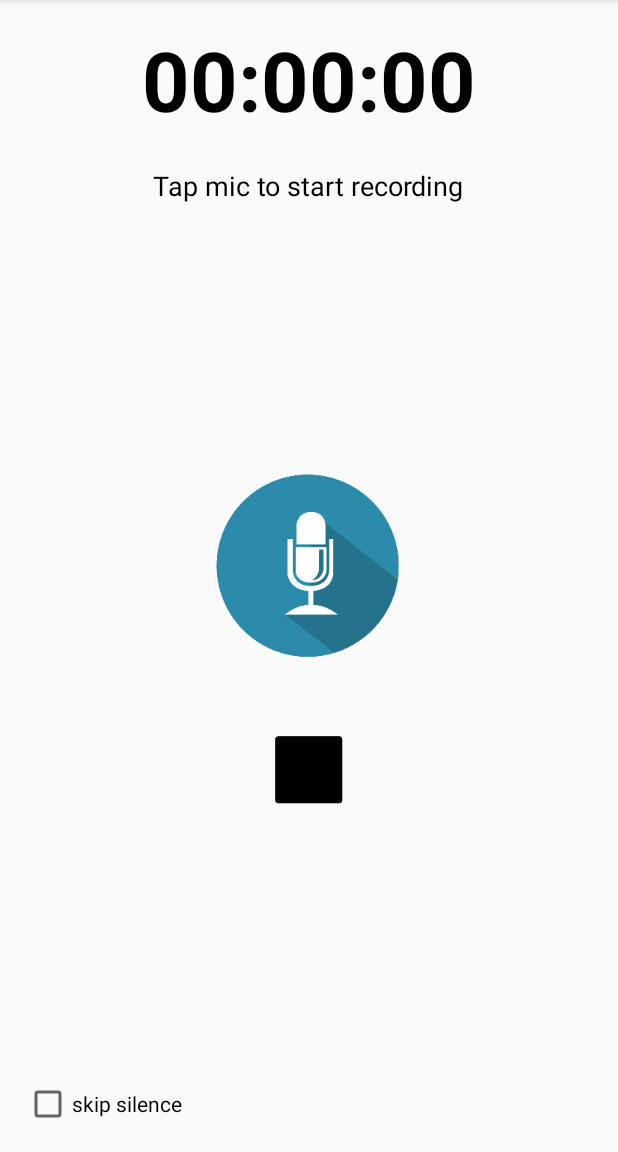
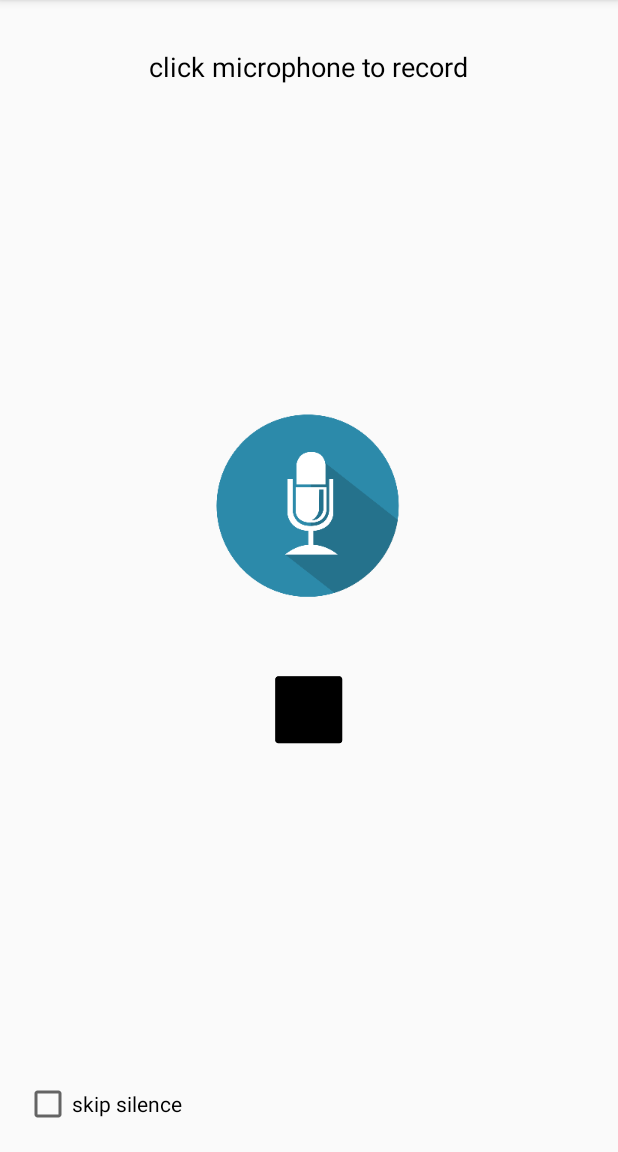
Before and after one commit to kailash09dabhi/OmRecorder, an Android app: the PcmRecorderActivity screen opened directly, with no data from a screen before it, on a phone screen of 412 x 824 dp, the part 84-1236 px from its top. Run offline under Robolectric (Android 15) with nearby library versions, the phone set to English and light mode, and no system bars; 1 statement that could not run was skipped.

Commit message:
Update recorder xml

```diff
--- a/app/src/main/res/layout/activity_recorder.xml
+++ b/app/src/main/res/layout/activity_recorder.xml
@@ -13,16 +13,16 @@
       android:clickable="false"
       android:orientation="vertical"
       android:padding="16dp">
-    <TextView
-        android:id="@+id/timerView"
-        android:layout_width="match_parent"
-        android:layout_height="wrap_content"
-        android:gravity="center"
-        android:paddingBottom="5dp"
-        android:text="00:00:00"
-        android:textColor="@android:color/black"
-        android:textSize="55sp"
-        android:textStyle="bold"/>
+    <!--<TextView-->
+    <!--android:id="@+id/timerView"-->
+    <!--android:layout_width="match_parent"-->
+    <!--android:layout_height="wrap_content"-->
+    <!--android:gravity="center"-->
+    <!--android:paddingBottom="5dp"-->
+    <!--android:text="00:00:00"-->
+    <!--android:textColor="@android:color/black"-->
+    <!--android:textSize="55sp"-->
+    <!--android:textStyle="bold"/>-->
 
     <TextView
         android:layout_width="wrap_content"
@@ -31,7 +31,7 @@
         android:layout_marginTop="16dp"
         android:gravity="center"
         android:paddingBottom="8dp"
-        android:text="Tap mic to start recording"
+        android:text="click microphone to record"
         android:textAppearance="?android:textAppearanceMedium"
         android:textColor="@android:color/black"/>
 
@@ -71,7 +71,6 @@
           android:text="skip silence"/>
 
 
-
     </LinearLayout>
 
   </LinearLayout>
```
